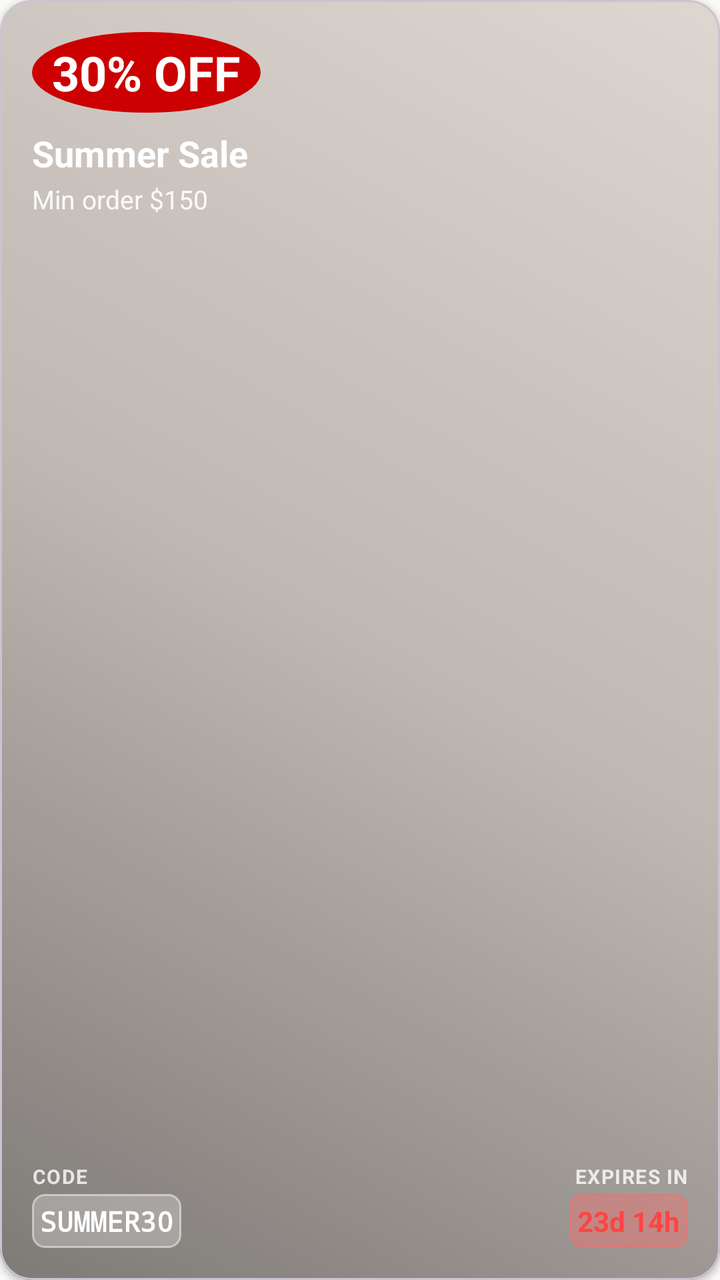
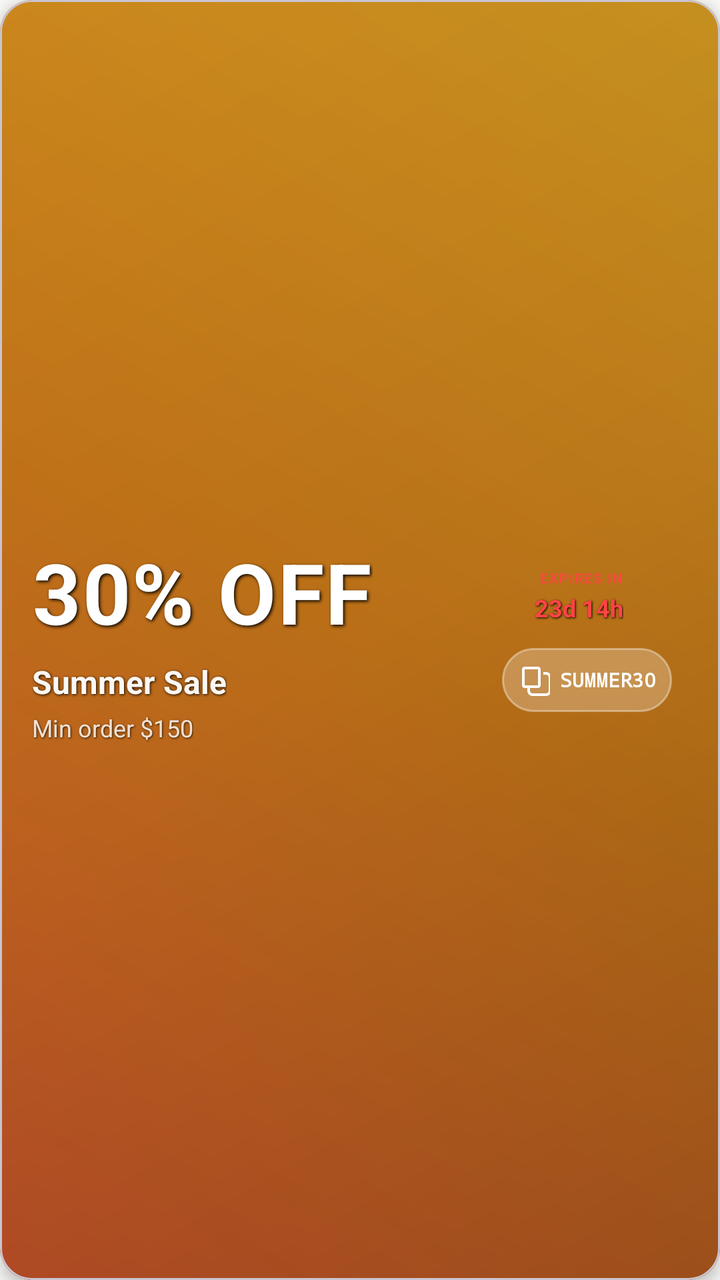

Two renders of the same Android screen: before a commit and after it. Below are the layout's source before the change and the commit's diff.
<!-- AndroidManifest.xml: application theme Theme.BeckieDealApp -->
<!-- res/layout/item_promotion_banner.xml -->
<?xml version="1.0" encoding="utf-8"?>
<com.google.android.material.card.MaterialCardView
    xmlns:android="http://schemas.android.com/apk/res/android"
    xmlns:app="http://schemas.android.com/apk/res-auto"
    android:layout_width="match_parent"
    android:layout_height="match_parent"
    android:layout_marginHorizontal="0dp"
    android:layout_marginVertical="0dp"
    app:cardCornerRadius="16dp"
    app:cardElevation="2dp">

    <FrameLayout
        android:layout_width="match_parent"
        android:layout_height="match_parent">

        
        <ImageView
            android:id="@+id/promotionBannerImage"
            android:layout_width="match_parent"
            android:layout_height="match_parent"
            android:scaleType="centerCrop"
            android:contentDescription="Promotion banner" />

        
        <View
            android:layout_width="match_parent"
            android:layout_height="match_parent"
            android:background="@drawable/promotion_banner_overlay" />

        
        <LinearLayout
            android:layout_width="match_parent"
            android:layout_height="match_parent"
            android:orientation="vertical"
            android:padding="16dp">

            
            <LinearLayout
                android:layout_width="match_parent"
                android:layout_height="wrap_content"
                android:orientation="vertical">

                
                <TextView
                    android:id="@+id/promotionDiscount"
                    android:layout_width="wrap_content"
                    android:layout_height="wrap_content"
                    android:text="30% OFF"
                    android:textColor="@color/white_fixed"
                    android:textSize="24sp"
                    android:textStyle="bold"
                    android:paddingHorizontal="10dp"
                    android:paddingVertical="4dp"
                    android:background="@drawable/badge_pill"
                    android:backgroundTint="@android:color/holo_red_dark" />

                
                <TextView
                    android:id="@+id/promotionName"
                    android:layout_width="wrap_content"
                    android:layout_height="wrap_content"
                    android:text="Summer Sale"
                    android:textColor="@color/white_fixed"
                    android:textSize="18sp"
                    android:textStyle="bold"
                    android:layout_marginTop="8dp"
                    android:maxLines="1"
                    android:ellipsize="end" />

                
                <TextView
                    android:id="@+id/promotionDescription"
                    android:layout_width="wrap_content"
                    android:layout_height="wrap_content"
                    android:text="Min order $150"
                    android:textColor="@color/white_fixed"
                    android:textSize="13sp"
                    android:alpha="0.9"
                    android:layout_marginTop="2dp"
                    android:maxLines="1"
                    android:ellipsize="end" />
            </LinearLayout>

            
            <View
                android:layout_width="match_parent"
                android:layout_height="0dp"
                android:layout_weight="1" />

            
            <LinearLayout
                android:layout_width="match_parent"
                android:layout_height="wrap_content"
                android:orientation="horizontal"
                android:gravity="bottom">

                
                <LinearLayout
                    android:layout_width="0dp"
                    android:layout_height="wrap_content"
                    android:layout_weight="1"
                    android:orientation="vertical">

                    <TextView
                        android:layout_width="wrap_content"
                        android:layout_height="wrap_content"
                        android:text="CODE"
                        android:textColor="@color/white_fixed"
                        android:textSize="10sp"
                        android:textStyle="bold"
                        android:alpha="0.8"
                        android:letterSpacing="0.05" />

                    <TextView
                        android:id="@+id/promotionCode"
                        android:layout_width="wrap_content"
                        android:layout_height="wrap_content"
                        android:text="SUMMER30"
                        android:textColor="@color/white_fixed"
                        android:textSize="14sp"
                        android:textStyle="bold"
                        android:typeface="monospace"
                        android:layout_marginTop="2dp"
                        android:padding="4dp"
                        android:background="@drawable/code_badge_bg" />
                </LinearLayout>

                
                <LinearLayout
                    android:layout_width="wrap_content"
                    android:layout_height="wrap_content"
                    android:orientation="vertical"
                    android:gravity="end">

                    <TextView
                        android:layout_width="wrap_content"
                        android:layout_height="wrap_content"
                        android:text="EXPIRES IN"
                        android:textColor="@color/white_fixed"
                        android:textSize="10sp"
                        android:textStyle="bold"
                        android:alpha="0.8"
                        android:letterSpacing="0.05" />

                    <TextView
                        android:id="@+id/promotionCountdown"
                        android:layout_width="wrap_content"
                        android:layout_height="wrap_content"
                        android:text="23d 14h"
                        android:textColor="@android:color/holo_red_light"
                        android:textSize="14sp"
                        android:textStyle="bold"
                        android:layout_marginTop="2dp"
                        android:padding="4dp"
                        android:background="@drawable/countdown_badge_bg" />
                </LinearLayout>
            </LinearLayout>

        </LinearLayout>

        
        <View
            android:layout_width="match_parent"
            android:layout_height="match_parent"
            android:background="?attr/selectableItemBackground" />

    </FrameLayout>

</com.google.android.material.card.MaterialCardView>
<!-- resources referenced by this layout -->
<resources>
  <color name="white_fixed">#FFFFFF</color>
  <!-- drawable badge_pill (drawable) -->
  <?xml version="1.0" encoding="utf-8"?>
  <shape xmlns:android="http://schemas.android.com/apk/res/android"
      android:shape="oval">
      <solid android:color="@color/primary" />
      <stroke 
          android:width="1.5dp" 
          android:color="@color/surface" />
      <size android:width="14dp" android:height="14dp" />
  </shape>
  <!-- drawable code_badge_bg (drawable) -->
  <?xml version="1.0" encoding="utf-8"?>
  <shape xmlns:android="http://schemas.android.com/apk/res/android"
      android:shape="rectangle">
      <solid android:color="#40FFFFFF" />
      <corners android:radius="6dp" />
      <stroke
          android:width="1dp"
          android:color="#80FFFFFF" />
  </shape>
  <!-- drawable countdown_badge_bg (drawable) -->
  <?xml version="1.0" encoding="utf-8"?>
  <shape xmlns:android="http://schemas.android.com/apk/res/android"
      android:shape="rectangle">
      <solid android:color="#60FF6B6B" />
      <corners android:radius="6dp" />
      <stroke
          android:width="1dp"
          android:color="#80FF6B6B" />
  </shape>
  <!-- drawable promotion_banner_overlay (drawable) -->
  <?xml version="1.0" encoding="utf-8"?>
  <shape xmlns:android="http://schemas.android.com/apk/res/android">
      <gradient
          android:type="linear"
          android:angle="45"
          android:startColor="#80000000"
          android:centerColor="#40000000"
          android:endColor="#20000000" />
  </shape>
  <style name="Theme.BeckieDealApp" parent="Base.Theme.BeckieDealApp">
          <item name="buttonStyle">@style/Widget.App.Button</item>
          <item name="materialButtonStyle">@style/Widget.App.Button</item>
      </style>
  <color name="primary">#F97316</color>
  <color name="surface">#FFFFFF</color>
  <style name="Widget.App.Button" parent="Widget.Material3.Button">
          <item name="shapeAppearance">@style/ShapeAppearance.App.Button.Pill</item>
          <item name="android:textAppearance">@style/TextAppearance.App.Button</item>
      </style>
  <color name="on_primary">#FFFFFF</color>
  <color name="primary_container">#F97316</color>
  <color name="on_primary_container">#582200</color>
  <color name="background">#F9F9F7</color>
  <color name="on_surface">#251913</color>
  <style name="TextAppearance.App.PriceHero" parent="TextAppearance.Material3.TitleLarge">
          <item name="android:fontFamily">@font/amulya_bold</item>
          <item name="android:textSize">22sp</item>
          <item name="android:letterSpacing">-0.01</item>
          <item name="android:textColor">@color/text_primary</item>
      </style>
  <style name="TextAppearance.App.Button" parent="TextAppearance.Material3.LabelLarge">
          <item name="android:fontFamily">@font/synonym_semibold</item>
          <item name="android:textSize">15sp</item>
          <item name="android:letterSpacing">0.01</item>
          <item name="android:textAllCaps">false</item>
      </style>
  <style name="ShapeAppearance.App.Button.Pill" parent="">
          <item name="cornerFamily">rounded</item>
          <item name="cornerSize">50%</item>
      </style>
  <color name="text_primary">#1E293B</color>
  <color name="text_secondary">#64748B</color>
  <color name="nav_indicator_fill">#FFF1EB</color>
  <style name="ShapeAppearance.App.BottomNav.ActiveIndicator" parent="">
          <item name="cornerFamily">rounded</item>
          <item name="cornerSize">50%</item>
      </style>
  <!-- unchanged entries left out for length: 10 -->
</resources>

<!-- the commit's change to res/layout/item_promotion_banner.xml (unified diff, before → after) -->
@@ -7,11 +7,12 @@
     android:layout_marginHorizontal="0dp"
     android:layout_marginVertical="0dp"
     app:cardCornerRadius="16dp"
-    app:cardElevation="2dp">
+    app:cardElevation="4dp">
 
     <FrameLayout
         android:layout_width="match_parent"
-        android:layout_height="match_parent">
+        android:layout_height="match_parent"
+        android:background="@drawable/promotion_gradient_fallback">
 
         
         <ImageView
@@ -19,26 +20,30 @@
             android:layout_width="match_parent"
             android:layout_height="match_parent"
             android:scaleType="centerCrop"
-            android:contentDescription="Promotion banner" />
+            android:contentDescription="Promotion banner"
+            android:alpha="0.85" />
 
         
         <View
             android:layout_width="match_parent"
             android:layout_height="match_parent"
-            android:background="@drawable/promotion_banner_overlay" />
+            android:background="@drawable/promotion_glass_morphism" />
 
         
         <LinearLayout
             android:layout_width="match_parent"
             android:layout_height="match_parent"
-            android:orientation="vertical"
-            android:padding="16dp">
+            android:orientation="horizontal"
+            android:padding="16dp"
+            android:gravity="center_vertical">
 
             
             <LinearLayout
-                android:layout_width="match_parent"
+                android:layout_width="0dp"
                 android:layout_height="wrap_content"
-                android:orientation="vertical">
+                android:layout_weight="1"
+                android:orientation="vertical"
+                android:layout_marginEnd="16dp">
 
                 
                 <TextView
@@ -47,12 +52,14 @@
                     android:layout_height="wrap_content"
                     android:text="30% OFF"
                     android:textColor="@color/white_fixed"
-                    android:textSize="24sp"
+                    android:textSize="42sp"
                     android:textStyle="bold"
-                    android:paddingHorizontal="10dp"
-                    android:paddingVertical="4dp"
-                    android:background="@drawable/badge_pill"
-                    android:backgroundTint="@android:color/holo_red_dark" />
+                    android:letterSpacing="0.02"
+                    android:layout_marginBottom="6dp"
+                    android:shadowColor="@android:color/black"
+                    android:shadowDx="2"
+                    android:shadowDy="2"
+                    android:shadowRadius="4" />
 
                 
                 <TextView
@@ -61,11 +68,16 @@
                     android:layout_height="wrap_content"
                     android:text="Summer Sale"
                     android:textColor="@color/white_fixed"
-                    android:textSize="18sp"
+                    android:textSize="16sp"
                     android:textStyle="bold"
-                    android:layout_marginTop="8dp"
+                    android:alpha="0.95"
+                    android:layout_marginBottom="4dp"
                     android:maxLines="1"
-                    android:ellipsize="end" />
+                    android:ellipsize="end"
+                    android:shadowColor="@android:color/black"
+                    android:shadowDx="1"
+                    android:shadowDy="1"
+                    android:shadowRadius="3" />
 
                 
                 <TextView
@@ -74,73 +86,43 @@
                     android:layout_height="wrap_content"
                     android:text="Min order $150"
                     android:textColor="@color/white_fixed"
-                    android:textSize="13sp"
-                    android:alpha="0.9"
-                    android:layout_marginTop="2dp"
+                    android:textSize="12sp"
+                    android:alpha="0.80"
                     android:maxLines="1"
-                    android:ellipsize="end" />
+                    android:ellipsize="end"
+                    android:shadowColor="@android:color/black"
+                    android:shadowDx="1"
+                    android:shadowDy="1"
+                    android:shadowRadius="2" />
+
             </LinearLayout>
 
             
-            <View
-                android:layout_width="match_parent"
-                android:layout_height="0dp"
-                android:layout_weight="1" />
-
-            
             <LinearLayout
-                android:layout_width="match_parent"
+                android:layout_width="wrap_content"
                 android:layout_height="wrap_content"
-                android:orientation="horizontal"
-                android:gravity="bottom">
-
-                
-                <LinearLayout
-                    android:layout_width="0dp"
-                    android:layout_height="wrap_content"
-                    android:layout_weight="1"
-                    android:orientation="vertical">
-
-                    <TextView
-                        android:layout_width="wrap_content"
-                        android:layout_height="wrap_content"
-                        android:text="CODE"
-                        android:textColor="@color/white_fixed"
-                        android:textSize="10sp"
-                        android:textStyle="bold"
-                        android:alpha="0.8"
-                        android:letterSpacing="0.05" />
-
-                    <TextView
-                        android:id="@+id/promotionCode"
-                        android:layout_width="wrap_content"
-                        android:layout_height="wrap_content"
-                        android:text="SUMMER30"
-                        android:textColor="@color/white_fixed"
-                        android:textSize="14sp"
-                        android:textStyle="bold"
-                        android:typeface="monospace"
-                        android:layout_marginTop="2dp"
-                        android:padding="4dp"
-                        android:background="@drawable/code_badge_bg" />
-                </LinearLayout>
+                android:orientation="vertical"
+                android:gravity="center"
+                android:layout_marginEnd="8dp">
 
                 
                 <LinearLayout
                     android:layout_width="wrap_content"
                     android:layout_height="wrap_content"
                     android:orientation="vertical"
-                    android:gravity="end">
+                    android:gravity="end"
+                    android:paddingEnd="8dp"
+                    android:layout_marginBottom="12dp">
 
                     <TextView
                         android:layout_width="wrap_content"
                         android:layout_height="wrap_content"
                         android:text="EXPIRES IN"
-                        android:textColor="@color/white_fixed"
-                        android:textSize="10sp"
+                        android:textColor="@android:color/holo_red_light"
+                        android:textSize="7sp"
                         android:textStyle="bold"
-                        android:alpha="0.8"
-                        android:letterSpacing="0.05" />
+                        android:alpha="0.85"
+                        android:letterSpacing="0.08" />
 
                     <TextView
                         android:id="@+id/promotionCountdown"
@@ -148,12 +130,49 @@
                         android:layout_height="wrap_content"
                         android:text="23d 14h"
                         android:textColor="@android:color/holo_red_light"
-                        android:textSize="14sp"
+                        android:textSize="12sp"
                         android:textStyle="bold"
                         android:layout_marginTop="2dp"
-                        android:padding="4dp"
-                        android:background="@drawable/countdown_badge_bg" />
+                        android:shadowColor="@android:color/black"
+                        android:shadowDx="1"
+                        android:shadowDy="1"
+                        android:shadowRadius="2" />
                 </LinearLayout>
+
+                
+                <LinearLayout
+                    android:layout_width="wrap_content"
+                    android:layout_height="wrap_content"
+                    android:orientation="horizontal"
+                    android:background="@drawable/promo_code_pill_bg"
+                    android:padding="8dp"
+                    android:paddingHorizontal="12dp"
+                    android:gravity="center_vertical">
+
+                    
+                    <ImageView
+                        android:id="@+id/promotionCopyCodeIcon"
+                        android:layout_width="16dp"
+                        android:layout_height="16dp"
+                        android:src="@drawable/ic_copy_icon"
+                        android:contentDescription="Copy code"
+                        android:scaleType="centerInside"
+                        app:tint="@color/white_fixed"
+                        android:layout_marginEnd="5dp" />
+
+                    
+                    <TextView
+                        android:id="@+id/promotionCode"
+                        android:layout_width="wrap_content"
+                        android:layout_height="wrap_content"
+                        android:text="SUMMER30"
+                        android:textColor="@color/white_fixed"
+                        android:textSize="10sp"
+                        android:textStyle="bold"
+                        android:typeface="monospace" />
+
+                </LinearLayout>
+
             </LinearLayout>
 
         </LinearLayout>
<!-- resource entries referenced after the edit -->
@@ -1,45 +1,52 @@
 <!-- resources referenced by this layout -->
 <resources>
   <color name="white_fixed">#FFFFFF</color>
-  <!-- drawable badge_pill (drawable) -->
+  <!-- drawable ic_copy_icon (drawable) -->
   <?xml version="1.0" encoding="utf-8"?>
-  <shape xmlns:android="http://schemas.android.com/apk/res/android"
-      android:shape="oval">
-      <solid android:color="@color/primary" />
-      <stroke 
-          android:width="1.5dp" 
-          android:color="@color/surface" />
-      <size android:width="14dp" android:height="14dp" />
-  </shape>
-  <!-- drawable code_badge_bg (drawable) -->
+  <vector xmlns:android="http://schemas.android.com/apk/res/android"
+      android:width="24dp"
+      android:height="24dp"
+      android:viewportWidth="24"
+      android:viewportHeight="24">
+  
+      
+      <path
+          android:fillColor="@color/white_fixed"
+          android:pathData="M5,2C3.896,2 3,2.896 3,4L3,16C3,17.104 3.896,18 5,18L15,18C16.104,18 17,17.104 17,16L17,4C17,2.896 16.104,2 15,2L5,2ZM5,4L15,4L15,16L5,16L5,4Z" />
+  
+      
+      <path
+          android:fillColor="@color/white_fixed"
+          android:pathData="M19,6L19,8L21,8C22.104,8 23,8.896 23,10L23,20C23,21.104 22.104,22 21,22L11,22C9.896,22 9,21.104 9,20L9,18L7,18L7,20C7,22.209 8.791,24 11,24L21,24C23.209,24 25,22.209 25,20L25,10C25,7.791 23.209,6 21,6L19,6Z" />
+  </vector>
+  <!-- drawable promo_code_pill_bg (drawable) -->
   <?xml version="1.0" encoding="utf-8"?>
-  <shape xmlns:android="http://schemas.android.com/apk/res/android"
-      android:shape="rectangle">
+  <shape xmlns:android="http://schemas.android.com/apk/res/android">
       <solid android:color="#40FFFFFF" />
-      <corners android:radius="6dp" />
+      <corners android:radius="20dp" />
       <stroke
           android:width="1dp"
-          android:color="#80FFFFFF" />
+          android:color="#60FFFFFF" />
   </shape>
-  <!-- drawable countdown_badge_bg (drawable) -->
+  <!-- drawable promotion_glass_morphism (drawable) -->
   <?xml version="1.0" encoding="utf-8"?>
-  <shape xmlns:android="http://schemas.android.com/apk/res/android"
-      android:shape="rectangle">
-      <solid android:color="#60FF6B6B" />
-      <corners android:radius="6dp" />
-      <stroke
-          android:width="1dp"
-          android:color="#80FF6B6B" />
+  <shape xmlns:android="http://schemas.android.com/apk/res/android">
+      <gradient
+          android:type="linear"
+          android:angle="135"
+          android:startColor="#60000000"
+          android:centerColor="#40000000"
+          android:endColor="#30000000" />
   </shape>
-  <!-- drawable promotion_banner_overlay (drawable) -->
+  <!-- drawable promotion_gradient_fallback (drawable) -->
   <?xml version="1.0" encoding="utf-8"?>
   <shape xmlns:android="http://schemas.android.com/apk/res/android">
       <gradient
           android:type="linear"
           android:angle="45"
-          android:startColor="#80000000"
-          android:centerColor="#40000000"
-          android:endColor="#20000000" />
+          android:startColor="#FF6B35"
+          android:centerColor="#F7931E"
+          android:endColor="#FDB827" />
   </shape>
   <style name="Theme.BeckieDealApp" parent="Base.Theme.BeckieDealApp">
           <item name="buttonStyle">@style/Widget.App.Button</item>
